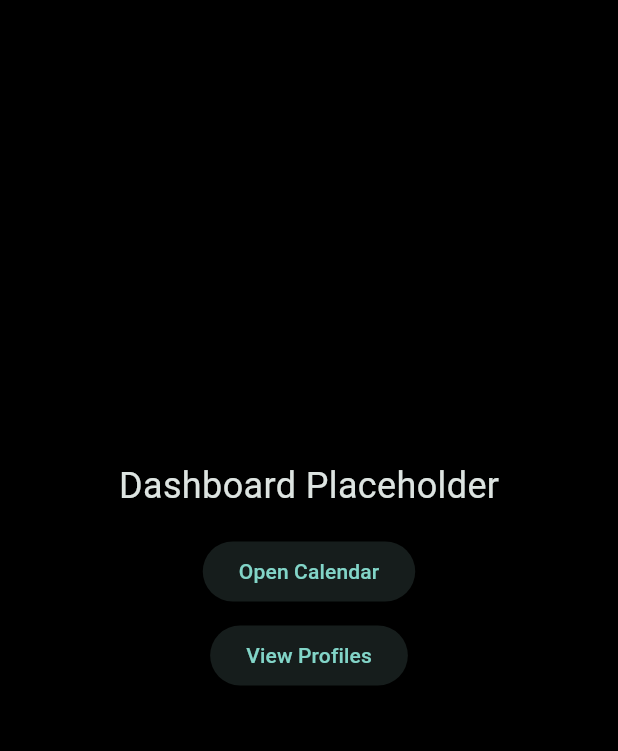
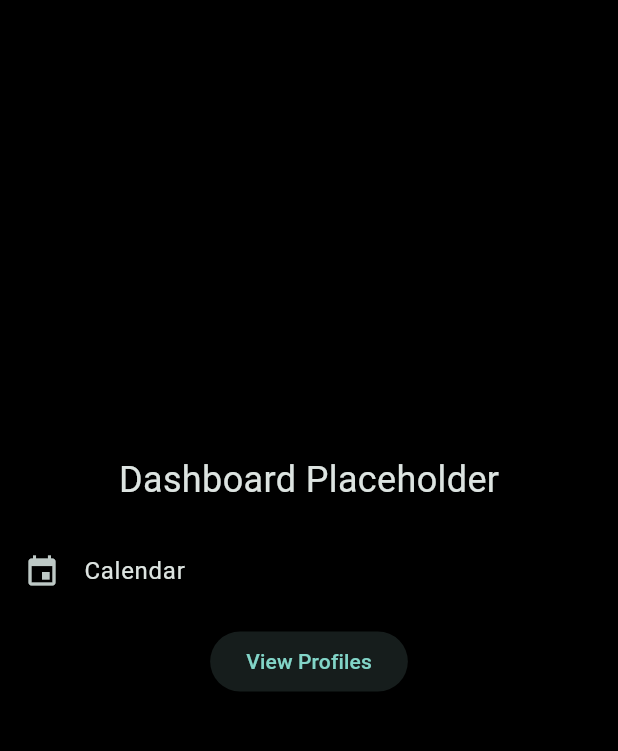
Before and after one commit to Soulcrypt/family-hub, a Flutter app: the screen it shows after launch, on a phone screen of 412 x 824 dp, the part 84-835 px from its top. Run offline on Flutter 3.47's test engine with Material 3 defaults, Android fonts, the light colour scheme and no system bars.

Commit message:
Add ModuleTile widget

```diff
--- a/lib/features/dashboard/dashboard_screen.dart
+++ b/lib/features/dashboard/dashboard_screen.dart
@@ -1,6 +1,6 @@
 import 'package:flutter/material.dart';
-import '../../modules/calendar/calendar_screen.dart';
 import '../profiles/profiles_screen.dart';
+import '../../shared/widgets/module_tile.dart';
 
 class DashboardScreen extends StatelessWidget {
   const DashboardScreen({super.key});
@@ -20,15 +20,9 @@ class DashboardScreen extends StatelessWidget {
               style: TextStyle(fontSize: 24),
             ),
             const SizedBox(height: 16),
-            ElevatedButton(
-              onPressed: () {
-                Navigator.of(context).push(
-                  MaterialPageRoute(
-                    builder: (context) => const CalendarScreen(),
-                  ),
-                );
-              },
-              child: const Text('Open Calendar'),
+            ModuleTile(
+              moduleName: 'Calendar',
+              icon: Icons.event,
             ),
             const SizedBox(height: 8),
             ElevatedButton(
--- /dev/null
+++ b/lib/shared/widgets/module_tile.dart
@@ -0,0 +1,40 @@
+import 'package:flutter/material.dart';
+import '../../modules/calendar/calendar_screen.dart';
+
+/// Tile widget for launching a module screen.
+class ModuleTile extends StatelessWidget {
+  final String moduleName;
+  final IconData icon;
+
+  const ModuleTile({
+    super.key,
+    required this.moduleName,
+    required this.icon,
+  });
+
+  Widget? _screenForModule() {
+    switch (moduleName.toLowerCase()) {
+      case 'calendar':
+        return const CalendarScreen();
+      default:
+        return null;
+    }
+  }
+
+  @override
+  Widget build(BuildContext context) {
+    final screen = _screenForModule();
+
+    return ListTile(
+      leading: Icon(icon),
+      title: Text(moduleName),
+      onTap: screen == null
+          ? null
+          : () {
+              Navigator.of(context).push(
+                MaterialPageRoute(builder: (_) => screen),
+              );
+            },
+    );
+  }
+}
```
